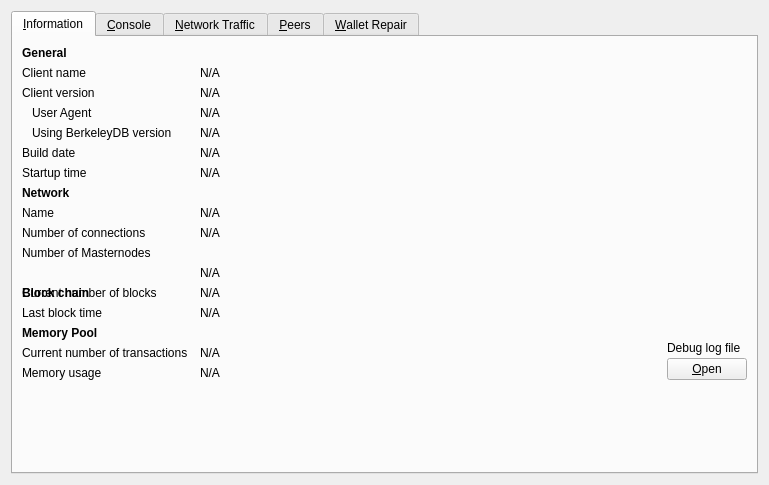
First picture: the form in src/qt/forms/debugwindow.ui, repository CostlyDev/Costly, before the edit.
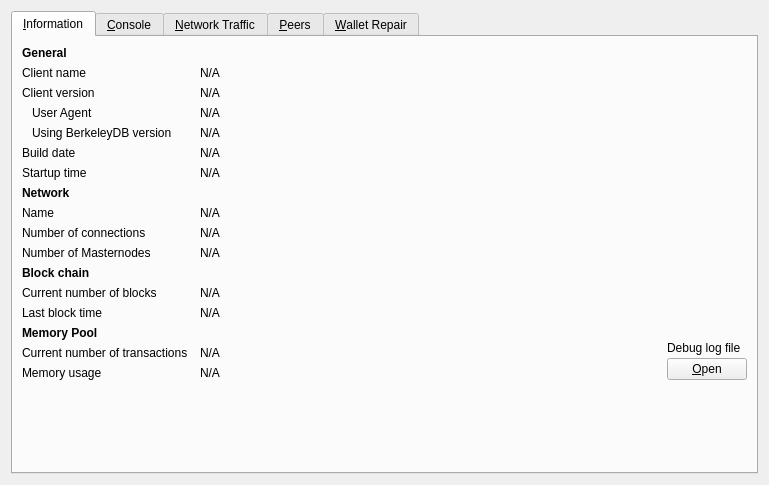
Second picture: the form after the edit. Icons and pictures are not drawn. Custom widgets are drawn as their Qt base class.

What changed in the file:
```diff
--- a/src/qt/forms/debugwindow.ui
+++ b/src/qt/forms/debugwindow.ui
@@ -250,14 +250,14 @@
          </property>
         </widget>
        </item>
-       <item row="11" column="1">
+       <item row="10" column="1">
         <widget class="QLabel" name="masternodeCount">
          <property name="text">
           <string>N/A</string>
          </property>
         </widget>
        </item>
-       <item row="12" column="0">
+       <item row="11" column="0">
         <widget class="QLabel" name="label_10">
          <property name="font">
           <font>
```
